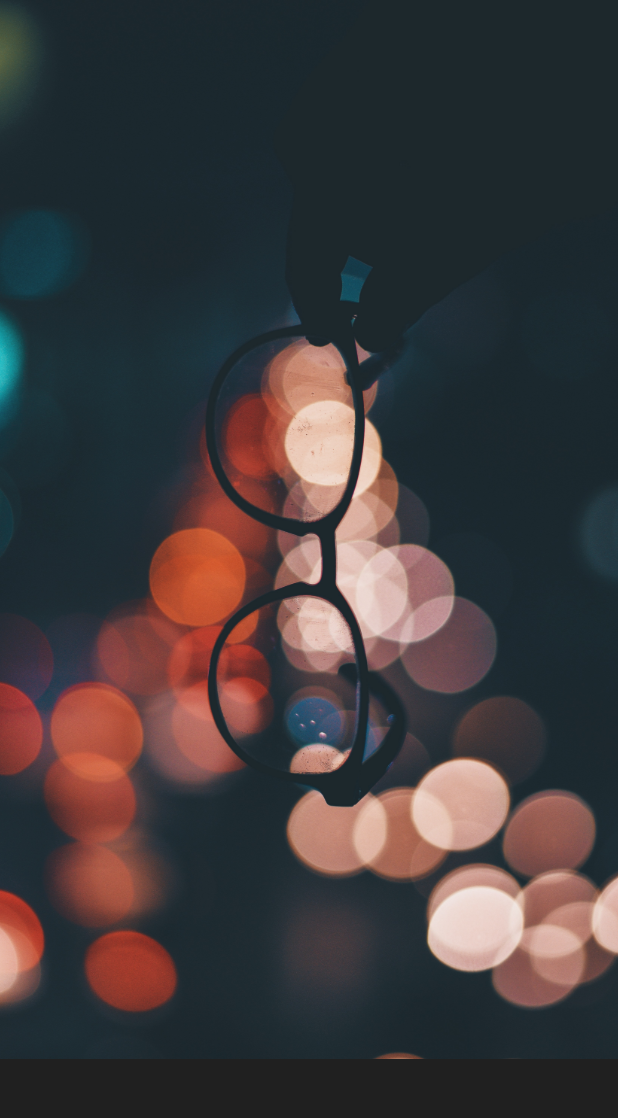
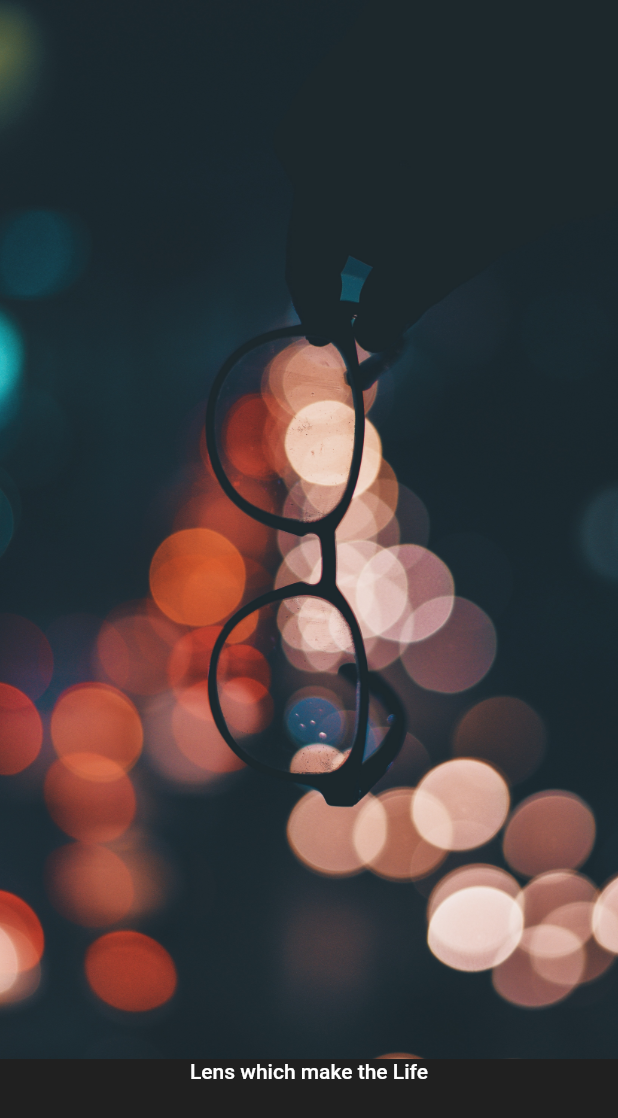
Before and after one commit to Haroon-Zafar/welcome_login_page_flutter, a Flutter app: the screen it shows after launch, on a phone screen of 412 x 824 dp. Shown: the top 1118 px of the screen. Run offline on Flutter 3.47's test engine with Material 2 defaults, Android fonts, the phone set to English and light mode, and no system bars.

Commit message:
brightness is used to show Text "Lens which ...."

```diff
--- a/lib/main.dart
+++ b/lib/main.dart
@@ -14,6 +14,7 @@
     return MaterialApp(
       title: 'Auth Screen 1',
       theme: ThemeData(
+        brightness: Brightness.dark,
         primaryColor: kPrimaryColor,
         scaffoldBackgroundColor: kBackgroundColor,
       ),
@@ -42,7 +43,18 @@
             ),
           ),
           Expanded(
-            child: Column(),
+            child: Column(
+              children: <Widget>[
+                RichText(
+                  text: TextSpan(children: [
+                    TextSpan(
+                      text: "Lens which make the Life",
+                      style: Theme.of(context).textTheme.bodyText1,
+                    ),
+                  ]),
+                )
+              ],
+            ),
           ),
         ],
       ),
```
